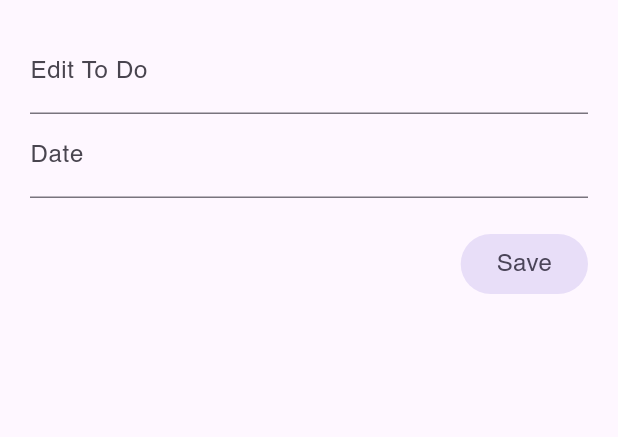
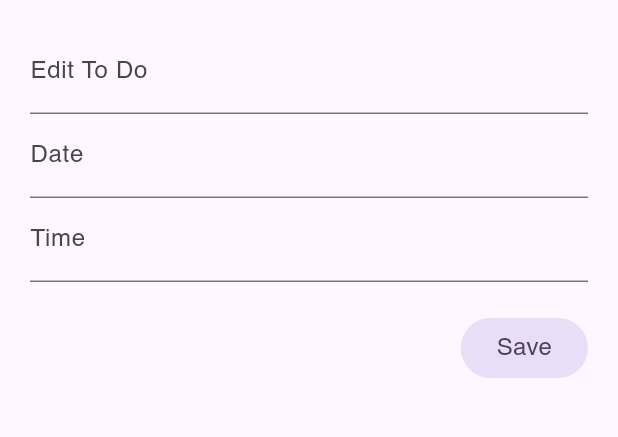
Before and after one commit to Ariyalex/ToDone, a Flutter app: the EditList screen opened directly with empty values, after a tap on "Save", on a phone screen of 412 x 824 dp, the part 84-521 px from its top. Run offline on Flutter 3.47's test engine with Material 3 defaults, Android fonts, the phone set to English and light mode, and no system bars; our stand-ins replace shared_preferences; accounts and stored records are empty.

Commit message:
add time selection feature to AddList and EditList, update Todolist structure to include time attribute

```diff
--- a/lib/data/list.dart
+++ b/lib/data/list.dart
@@ -4,29 +4,32 @@ import 'package:shared_preferences/shared_preferences.dart';
 class Todolist {
   String listTodo;
   String date;
+  String? time; // Add new property
   bool isDone;
 
-  Todolist(this.listTodo, {this.isDone = false, required String date})
+  Todolist(this.listTodo, {this.isDone = false, required String date, this.time})
       : date = DateTime.parse(date).toIso8601String().split('T').first;
 
   static List<Todolist> todoList = [];
 
   set title(String title) {}
 
-  static void addTodoItem(String item, String date) {
-    todoList.add(Todolist(item, date: DateTime.parse(date).toIso8601String().split('T').first));
+  static void addTodoItem(String item, String date, {String? time}) {
+    todoList.add(Todolist(item, date: DateTime.parse(date).toIso8601String().split('T').first, time: time));
   }
 
   Map<String, dynamic> toJson() => {
     'listTodo': listTodo,
     'isDone': isDone,
     'date': date,
+    'time': time,
   };
 
   static Todolist fromJson(Map<String, dynamic> json) => Todolist(
     json['listTodo'] ?? '',
     isDone: json['isDone'] ?? false,
     date: (json['date'] ?? '').split('T').first,
+    time: json['time'],
   );
 
   static Future<void> saveTodoList() async {
--- a/lib/edit.dart
+++ b/lib/edit.dart
@@ -5,8 +5,9 @@ class EditList extends StatefulWidget {
   final int index;
   final String initialText;
   final String initialDate; // Add initialDate parameter
+  final String? initialTime; // Add initialTime parameter
 
-  const EditList({super.key, required this.index, required this.initialText, required this.initialDate});
+  const EditList({super.key, required this.index, required this.initialText, required this.initialDate, this.initialTime});
 
   @override
   _EditListState createState() => _EditListState();
@@ -15,14 +16,21 @@ class EditList extends StatefulWidget {
 class _EditListState extends State<EditList> {
   late TextEditingController _textController;
   late TextEditingController _dateController; // Add date controller
+  late TextEditingController _timeController; // Add time controller
   DateTime? _selectedDate; // Add selected date
+  TimeOfDay? _selectedTime; // Add selected time
 
   @override
   void initState() {
     super.initState();
     _textController = TextEditingController(text: widget.initialText);
     _dateController = TextEditingController(text: widget.initialDate); // Initialize date controller
+    _timeController = TextEditingController(text: widget.initialTime ?? ''); // Initialize time controller
     _selectedDate = DateTime.tryParse(widget.initialDate); // Initialize selected date
+    _selectedTime = widget.initialTime != null ? TimeOfDay(
+      hour: int.parse(widget.initialTime!.split(':')[0]),
+      minute: int.parse(widget.initialTime!.split(':')[1].split(' ')[0]),
+    ) : null; // Initialize selected time
   }
 
   Future<void> _selectDate(BuildContext context) async {
@@ -40,10 +48,24 @@ class _EditListState extends State<EditList> {
     }
   }
 
+  Future<void> _selectTime(BuildContext context) async {
+    final TimeOfDay? picked = await showTimePicker(
+      context: context,
+      initialTime: _selectedTime ?? TimeOfDay.now(),
+    );
+    if (picked != null && picked != _selectedTime) {
+      setState(() {
+        _selectedTime = picked;
+        _timeController.text = _selectedTime!.format(context); // Ensure time is formatted correctly
+      });
+    }
+  }
+
   @override
   void dispose() {
     _textController.dispose();
     _dateController.dispose(); // Dispose date controller
+    _timeController.dispose(); // Dispose time controller
     super.dispose();
   }
 
@@ -84,13 +106,24 @@ class _EditListState extends State<EditList> {
                 readOnly: true,
                 onTap: () => _selectDate(context), // Open date picker on tap
               ),
+              TextField(
+                controller: _timeController,
+                decoration: const InputDecoration(labelText: 'Time'), // Add time input field
+                readOnly: true,
+                onTap: () => _selectTime(context), // Open time picker on tap
+              ),
               const SizedBox(height: 20),
               Row(
                 mainAxisAlignment: MainAxisAlignment.end,
                 children: [
                   FilledButton.tonal(
                     onPressed: () {
-                      Navigator.pop(context, Todolist(_textController.text, isDone: Todolist.todoList[widget.index].isDone, date: _dateController.text));
+                      Navigator.pop(context, Todolist(
+                        _textController.text,
+                        isDone: Todolist.todoList[widget.index].isDone,
+                        date: _dateController.text,
+                        time: _timeController.text,
+                      ));
                     },
                     child: const Text(
                       'Save',
--- a/lib/to_do_list.dart
+++ b/lib/to_do_list.dart
@@ -29,7 +29,7 @@ class _ToDoListState extends State<ToDoList> { // Change state class name
 
   void _addToDoItem(Todolist item) async {
     setState(() {
-      Todolist.addTodoItem(item.listTodo, item.date); // Add item with date to Todolist
+      Todolist.addTodoItem(item.listTodo, item.date, time: item.time); // Add item with date and time to Todolist
     });
     await Todolist.saveTodoList(); // Save the updated todo list
     setState(() {}); // Ensure the UI updates immediately
@@ -167,6 +167,7 @@ class _ToDoListState extends State<ToDoList> { // Change state class name
                                     index: index,
                                     initialText: Todolist.todoList[index].listTodo,
                                     initialDate: Todolist.todoList[index].date, // Pass the initial date
+                                    initialTime: Todolist.todoList[index].time, // Pass the initial time
                                   ),
                                 ),
                               );
@@ -174,6 +175,7 @@ class _ToDoListState extends State<ToDoList> { // Change state class name
                                 setState(() {
                                   Todolist.todoList[index].listTodo = result.listTodo;
                                   Todolist.todoList[index].date = result.date; // Update the date
+                                  Todolist.todoList[index].time = result.time; // Update the time
                                   Todolist.todoList[index].isDone = result.isDone;
                                 });
                                 await Todolist.saveTodoList();
@@ -203,7 +205,13 @@ class _ToDoListState extends State<ToDoList> { // Change state class name
                                   ),
                                 ],
                               ),
-                              subtitle: Text(Todolist.todoList[index].date), // Display the date
+                              subtitle: Row(
+                                children: [
+                                  Text(Todolist.todoList[index].date),
+                                  const SizedBox(width: 10),
+                                  Text(Todolist.todoList[index].time ?? ''), // Ensure time is displayed
+                                ],
+                              ), // Display the date
                               trailing: Checkbox(
                                 value: Todolist.todoList[index].isDone, // Use isDone status
                                 onChanged: (bool? value) {
```
Also changed, not shown: lib/add_list.dart (+37 -1 lines).
